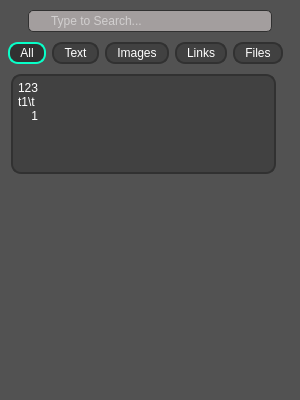
The window that interface/main.ui (PashaKopka/linux_bufer) describes before a commit, drawn with Qt 5.
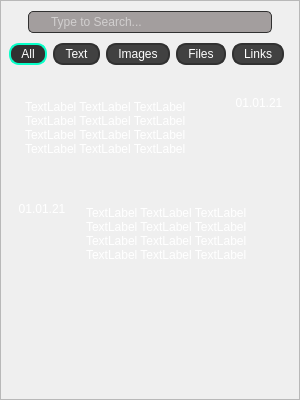
The same window after the commit. Icons and pictures are not drawn.

Commit message: change standard clipboard_union layout, add setting application icon, from which was copied data, add time of coping

What changed in the file:
```diff
--- a/interface/main.ui
+++ b/interface/main.ui
@@ -26,9 +26,14 @@
    <string>Form</string>
   </property>
   <property name="styleSheet">
-   <string notr="true">border: 1px solid #FFF;
-border-radius: 30px;
-background-color: #525252;</string>
+   <string notr="true">.main_window {
+	border: 1px solid #FFF;
+	border-radius: 30px;
+	background-color: #525252;
+}</string>
+  </property>
+  <property name="class" stdset="0">
+   <string>main_window</string>
   </property>
   <layout class="QVBoxLayout" name="verticalLayout_4">
    <property name="spacing">
@@ -49,9 +54,12 @@
    <item>
     <widget class="QFrame" name="frame">
      <property name="styleSheet">
-      <string notr="true">background-color: #525252;
-border: 2 px solid #000;
-border-radius: 15px;</string>
+      <string notr="true">.frame {
+	background-color: #525252;
+	border: 2 px solid #000;
+	border-radius: 15px;
+}
+</string>
      </property>
      <property name="frameShape">
       <enum>QFrame::StyledPanel</enum>
@@ -174,7 +182,47 @@
 QTabWidget::pane {
 	border: 0;
 	margin-top: 10px;
-}</string>
+}
+
+.scrollarea_content {
+	background-color: #525252;
+}
+
+/* SCROLLAREA */
+
+QScrollArea {
+	background-color: #525252;
+	border: none;
+}
+
+QScrollBar:vertical{
+	border: none;
+	background: transparent;
+	width: 6px;
+	margin: 7px 0 7px 0; 
+	border-radius: 3px;
+}
+
+QScrollBar::handle:vertical{
+	background-color: transparent;
+	min-height: 30px;
+	border-radius: 3px;
+}
+
+QScrollBar::handle:vertical:pressed{
+	background-color: #EAEAEA;
+}
+
+QScrollBar::sub-line:vertical{
+	width: 0;
+	height: 0;
+}
+
+QScrollBar::add-line:vertical{
+	width: 0;
+	height: 0;
+}
+</string>
         </property>
         <property name="tabShape">
          <enum>QTabWidget::Rounded</enum>
@@ -201,6 +249,9 @@
          <bool>false</bool>
         </property>
         <widget class="QWidget" name="all_unions">
+         <property name="styleSheet">
+          <string notr="true"/>
+         </property>
          <attribute name="title">
           <string>All</string>
          </attribute>
@@ -223,34 +274,13 @@
           <item>
            <widget class="QScrollArea" name="all_unions_scrollarea">
             <property name="styleSheet">
-             <string notr="true">/* Vertical */
-QScrollBar:vertical{
-	border: none;
-	background-color: #313131;
-	width: 10px;
-	margin: 11px 0 11px 0; 
-	border-radius: 5px;
-}
-
-QScrollBar::handle:vertical{
-	background-color: #a39e9e;
-	min-height: 30px;
-	border-radius: 5px;
-}
-
-QScrollBar::handle:vertical:pressed{
-	background-color: #EAEAEA;
-}
-
-QScrollBar::sub-line:vertical{
-	width: 0;
-	height: 0;
-}
-
-QScrollBar::add-line:vertical{
-	width: 0;
-	height: 0;
-}</string>
+             <string notr="true"/>
+            </property>
+            <property name="verticalScrollBarPolicy">
+             <enum>Qt::ScrollBarAsNeeded</enum>
+            </property>
+            <property name="horizontalScrollBarPolicy">
+             <enum>Qt::ScrollBarAlwaysOff</enum>
             </property>
             <property name="widgetResizable">
              <bool>true</bool>
@@ -267,7 +297,16 @@
                <height>308</height>
               </rect>
              </property>
+             <property name="styleSheet">
+              <string notr="true"/>
+             </property>
+             <property name="class" stdset="0">
+              <string>scrollarea_content</string>
+             </property>
              <layout class="QVBoxLayout" name="verticalLayout_2">
+              <property name="spacing">
+               <number>6</number>
+              </property>
               <property name="sizeConstraint">
                <enum>QLayout::SetMinimumSize</enum>
               </property>
@@ -284,7 +323,7 @@
                <number>0</number>
               </property>
               <item>
-               <widget class="QPushButton" name="pasteObject1_16">
+               <widget class="QWidget" name="clipboard_union_4" native="true">
                 <property name="minimumSize">
                  <size>
                   <width>0</width>
@@ -293,24 +332,165 @@
                 </property>
                 <property name="maximumSize">
                  <size>
-                  <width>265</width>
+                  <width>16777215</width>
                   <height>100</height>
                  </size>
                 </property>
                 <property name="cursor">
                  <cursorShape>ArrowCursor</cursorShape>
                 </property>
-                <property name="accessibleDescription">
-                 <string/>
+                <property name="styleSheet">
+                 <string notr="true">.clipboard_union{
+	border: 2px solid #313131;
+	color: #fff;
+	border-radius: 10px;
+	background-color: #414141;
+}
+
+.clipboard_union:hover{
+	border: 2px solid #08ffc8;
+}
+
+.clipboard_union:pressed{
+	background-color: #313131;
+	border: 2px solid #08ffc8;
+}</string>
                 </property>
+                <property name="class" stdset="0">
+                 <string>clipboard_union</string>
+                </property>
+                <layout class="QHBoxLayout" name="horizontalLayout_6">
+                 <property name="leftMargin">
+                  <number>0</number>
+                 </property>
+                 <property name="topMargin">
+                  <number>0</number>
+                 </property>
+                 <property name="rightMargin">
+                  <number>0</number>
+                 </property>
+                 <property name="bottomMargin">
+                  <number>0</number>
+                 </property>
+                 <item>
+                  <widget class="QLabel" name="text_3">
+                   <property name="minimumSize">
+                    <size>
+                     <width>150</width>
+                     <height>100</height>
+                    </size>
+                   </property>
+                   <property name="styleSheet">
+                    <string notr="true">color: #fff;
+text-align:left top;
+padding: 22px 20px 22px 10px;</string>
+                   </property>
+                   <property name="text">
+                    <string>TextLabel TextLabel TextLabel TextLabel TextLabel TextLabel TextLabel TextLabel TextLabel TextLabel TextLabel TextLabel TextLabel TextLabel TextLabel </string>
+                   </property>
+                   <property name="alignment">
+                    <set>Qt::AlignLeading|Qt::AlignLeft|Qt::AlignTop</set>
+                   </property>
+                   <property name="wordWrap">
+                    <bool>true</bool>
+                   </property>
+                  </widget>
+                 </item>
+                 <item>
+                  <widget class="QWidget" name="props_2" native="true">
+                   <property name="minimumSize">
+                    <size>
+                     <width>60</width>
+                     <height>0</height>
+                    </size>
+                   </property>
+                   <property name="maximumSize">
+                    <size>
+                     <width>40</width>
+                     <height>16777215</height>
+                    </size>
+                   </property>
+                   <property name="styleSheet">
+                    <string notr="true">margin: 0px 10px 0 0;</string>
+                   </property>
+                   <layout class="QVBoxLayout" name="verticalLayout_16">
+                    <property name="spacing">
+                     <number>0</number>
+                    </property>
+                    <property name="leftMargin">
+                     <number>0</number>
+                    </property>
+                    <property name="topMargin">
+                     <number>7</number>
+                    </property>
+                    <property name="rightMargin">
+                     <number>0</number>
+                    </property>
+                    <property name="bottomMargin">
+                     <number>10</number>
+                    </property>
+                    <item>
+                     <widget class="QLabel" name="datetime_2">
+                      <property name="font">
+                       <font>
+                        <pointsize>9</pointsize>
+                       </font>
+                      </property>
+                      <property name="styleSheet">
+                       <string notr="true">color: #fff;</string>
+                      </property>
+                      <property name="text">
+                       <string>01.01.21</string>
+                      </property>
+                      <property name="alignment">
+                       <set>Qt::AlignCenter</set>
+                      </property>
+                     </widget>
+                    </item>
+                    <item>
+                     <widget class="QLabel" name="label_3">
+                      <property name="text">
+                       <string/>
+                      </property>
+                      <property name="pixmap">
+                       <pixmap>../../../../Downloads/Hnet.com-image.png</pixmap>
+                      </property>
+                      <property name="scaledContents">
+                       <bool>false</bool>
+                      </property>
+                     </widget>
+                    </item>
+                   </layout>
+                  </widget>
+                 </item>
+                </layout>
+               </widget>
+              </item>
+              <item>
+               <widget class="QWidget" name="clipboard_union" native="true">
+                <property name="minimumSize">
+                 <size>
+                  <width>0</width>
+                  <height>100</height>
+                 </size>
+                </property>
+                <property name="maximumSize">
+                 <size>
+                  <width>16777215</width>
+                  <height>100</height>
+                 </size>
+                </property>
+                <property name="contextMenuPolicy">
+                 <enum>Qt::DefaultContextMenu</enum>
+                </property>
                 <property name="styleSheet">
-                 <string notr="true">QPushButton{
+                 <string notr="true">.clipboard_union{
 	border: 2px solid #313131;
 	color: #fff;
 	border-radius: 10px;
 	background-color: #414141;
 	text-align:left top;
-	padding: 5px;
+	padding: 21px 70px 21px 20px;
 }
 
 QPushButton:hover{
@@ -322,14 +502,111 @@
 	border: 2px solid #08ffc8;
 }</string>
                 </property>
-                <property name="text">
-                 <string>123
-t1\t
-    1</string>
+                <property name="class" stdset="0">
+                 <string>clipboard_union</string>
                 </property>
-                <property name="checkable">
-                 <bool>true</bool>
-                </property>
+                <layout class="QHBoxLayout" name="horizontalLayout_4">
+                 <property name="leftMargin">
+                  <number>0</number>
+                 </property>
+                 <property name="topMargin">
+                  <number>0</number>
+                 </property>
+                 <property name="rightMargin">
+                  <number>0</number>
+                 </property>
+                 <property name="bottomMargin">
+                  <number>0</number>
+                 </property>
+                 <item>
+                  <widget class="QWidget" name="props" native="true">
+                   <property name="minimumSize">
+                    <size>
+                     <width>60</width>
+                     <height>0</height>
+                    </size>
+                   </property>
+                   <property name="maximumSize">
+                    <size>
+                     <width>40</width>
+                     <height>16777215</height>
+                    </size>
+                   </property>
+                   <property name="styleSheet">
+                    <string notr="true">margin: 0px 5px;</string>
+                   </property>
+                   <layout class="QVBoxLayout" name="verticalLayout_8">
+                    <property name="spacing">
+                     <number>0</number>
+                    </property>
+                    <property name="leftMargin">
+                     <number>0</number>
+                    </property>
+                    <property name="topMargin">
+                     <number>7</number>
+                    </property>
+                    <property name="rightMargin">
+                     <number>0</number>
+                    </property>
+                    <property name="bottomMargin">
+                     <number>10</number>
+                    </property>
+                    <item>
+                     <widget class="QLabel" name="datetime">
+                      <property name="font">
+                       <font>
+                        <pointsize>9</pointsize>
+                       </font>
+                      </property>
+                      <property name="styleSheet">
+                       <string notr="true">color: #fff;</string>
+                      </property>
+                      <property name="text">
+                       <string>01.01.21</string>
+                      </property>
+                      <property name="alignment">
+                       <set>Qt::AlignCenter</set>
+                      </property>
+                     </widget>
+                    </item>
+                    <item>
+                     <widget class="QLabel" name="label_2">
+                      <property name="text">
+                       <string/>
+                      </property>
+                      <property name="pixmap">
+                       <pixmap>../../../../Downloads/Hnet.com-image.png</pixmap>
+                      </property>
+                     </widget>
+                    </item>
+                   </layout>
+                  </widget>
+                 </item>
+                 <item>
+                  <widget class="QLabel" name="text_2">
+                   <property name="minimumSize">
+                    <size>
+                     <width>150</width>
+                     <height>100</height>
+                    </size>
+                   </property>
+                   <property name="styleSheet">
+                    <string notr="true">color: #fff;
+text-align:left top;
+padding: 22px 20px 22px 5px;</string>
+                   </property>
+                   <property name="text">
+                    <string>TextLabel TextLabel TextLabel TextLabel TextLabel TextLabel TextLabel TextLabel TextLabel TextLabel TextLabel TextLabel TextLabel TextLabel TextLabel </string>
+                   </property>
+                   <property name="alignment">
+                    <set>Qt::AlignLeading|Qt::AlignLeft|Qt::AlignTop</set>
+                   </property>
+                   <property name="wordWrap">
+                    <bool>true</bool>
+                   </property>
+                  </widget>
+                 </item>
+                </layout>
                </widget>
               </item>
               <item>
@@ -555,108 +832,6 @@
           </item>
          </layout>
         </widget>
-        <widget class="QWidget" name="links">
-         <attribute name="title">
-          <string>Links</string>
-         </attribute>
-         <layout class="QVBoxLayout" name="verticalLayout_12">
-          <property name="spacing">
-           <number>0</number>
-          </property>
-          <property name="leftMargin">
-           <number>0</number>
-          </property>
-          <property name="topMargin">
-           <number>0</number>
-          </property>
-          <property name="rightMargin">
-           <number>0</number>
-          </property>
-          <property name="bottomMargin">
-           <number>0</number>
-          </property>
-          <item>
-           <widget class="QScrollArea" name="links_scrollarea">
-            <property name="styleSheet">
-             <string notr="true">/* Vertical */
-QScrollBar:vertical{
-	border: none;
-	background-color: #313131;
-	width: 10px;
-	margin: 11px 0 11px 0; 
-	border-radius: 5px;
-}
-
-QScrollBar::handle:vertical{
-	background-color: #a39e9e;
-	min-height: 30px;
-	border-radius: 5px;
-}
-
-QScrollBar::handle:vertical:pressed{
-	background-color: #EAEAEA;
-}
-
-QScrollBar::sub-line:vertical{
-	width: 0;
-	height: 0;
-}
-
-QScrollBar::add-line:vertical{
-	width: 0;
-	height: 0;
-}</string>
-            </property>
-            <property name="widgetResizable">
-             <bool>true</bool>
-            </property>
-            <property name="alignment">
-             <set>Qt::AlignJustify|Qt::AlignTop</set>
-            </property>
-            <widget class="QWidget" name="links_scrollarea_content">
-             <property name="geometry">
-              <rect>
-               <x>0</x>
-               <y>0</y>
-               <width>290</width>
-               <height>308</height>
-              </rect>
-             </property>
-             <layout class="QVBoxLayout" name="verticalLayout_11">
-              <property name="sizeConstraint">
-               <enum>QLayout::SetMinimumSize</enum>
-              </property>
-              <property name="leftMargin">
-               <number>6</number>
-              </property>
-              <property name="topMargin">
-               <number>0</number>
-              </property>
-              <property name="rightMargin">
-               <number>0</number>
-              </property>
-              <property name="bottomMargin">
-               <number>0</number>
-              </property>
-              <item>
-               <spacer name="verticalSpacer_7">
-                <property name="orientation">
-                 <enum>Qt::Vertical</enum>
-                </property>
-                <property name="sizeHint" stdset="0">
-                 <size>
-                  <width>20</width>
-                  <height>40</height>
-                 </size>
-                </property>
-               </spacer>
-              </item>
-             </layout>
-            </widget>
-           </widget>
-          </item>
-         </layout>
-        </widget>
         <widget class="QWidget" name="files">
          <attribute name="title">
           <string>Files</string>
@@ -759,6 +934,84 @@
           </item>
          </layout>
         </widget>
+        <widget class="QWidget" name="links">
+         <attribute name="title">
+          <string>Links</string>
+         </attribute>
+         <layout class="QVBoxLayout" name="verticalLayout_12">
+          <property name="spacing">
+           <number>0</number>
+          </property>
+          <property name="leftMargin">
+           <number>0</number>
+          </property>
+          <property name="topMargin">
+           <number>0</number>
+          </property>
+          <property name="rightMargin">
+           <number>0</number>
+          </property>
+          <property name="bottomMargin">
+           <number>0</number>
+          </property>
+          <item>
+           <widget class="QScrollArea" name="links_scrollarea">
+            <property name="styleSheet">
+             <string notr="true"/>
+            </property>
+            <property name="widgetResizable">
+             <bool>true</bool>
+            </property>
+            <property name="alignment">
+             <set>Qt::AlignJustify|Qt::AlignTop</set>
+            </property>
+            <widget class="QWidget" name="links_scrollarea_content">
+             <property name="geometry">
+              <rect>
+               <x>0</x>
+               <y>0</y>
+               <width>290</width>
+               <height>308</height>
+              </rect>
+             </property>
+             <property name="class" stdset="0">
+              <string>scrollarea_content</string>
+             </property>
+             <layout class="QVBoxLayout" name="verticalLayout_11">
+              <property name="sizeConstraint">
+               <enum>QLayout::SetMinimumSize</enum>
+              </property>
+              <property name="leftMargin">
+               <number>6</number>
+              </property>
+              <property name="topMargin">
+               <number>0</number>
+              </property>
+              <property name="rightMargin">
+               <number>0</number>
+              </property>
+              <property name="bottomMargin">
+               <number>0</number>
+              </property>
+              <item>
+               <spacer name="verticalSpacer_7">
+                <property name="orientation">
+                 <enum>Qt::Vertical</enum>
+                </property>
+                <property name="sizeHint" stdset="0">
+                 <size>
+                  <width>20</width>
+                  <height>40</height>
+                 </size>
+                </property>
+               </spacer>
+              </item>
+             </layout>
+            </widget>
+           </widget>
+          </item>
+         </layout>
+        </widget>
        </widget>
       </item>
      </layout>
```
Left out of the diff: 107 changed lines with no effect on the pictures. The commit also changes 5 other files.
